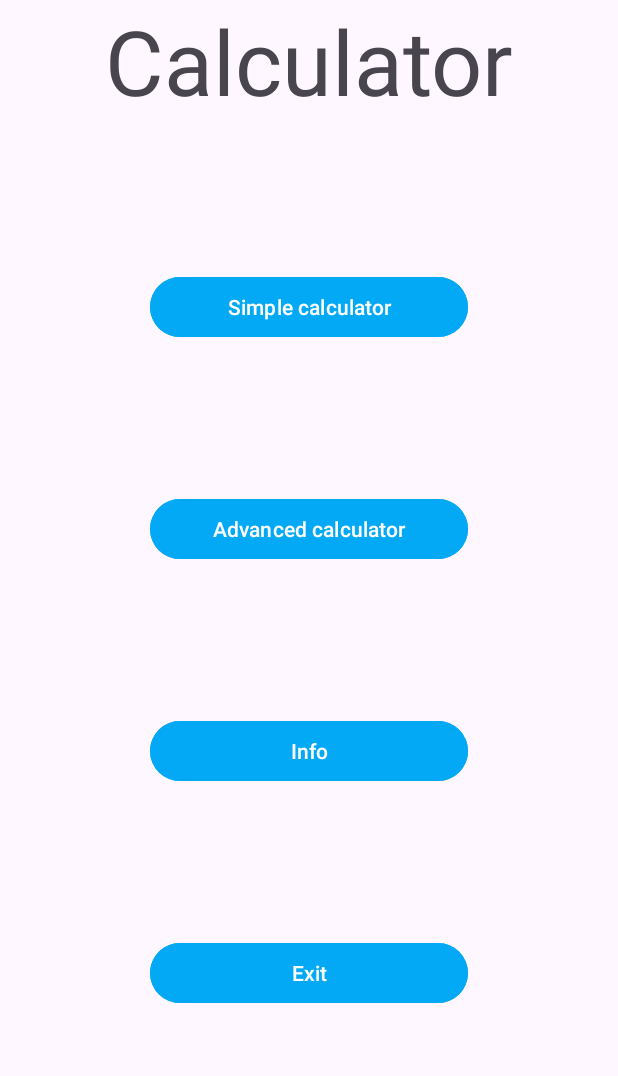
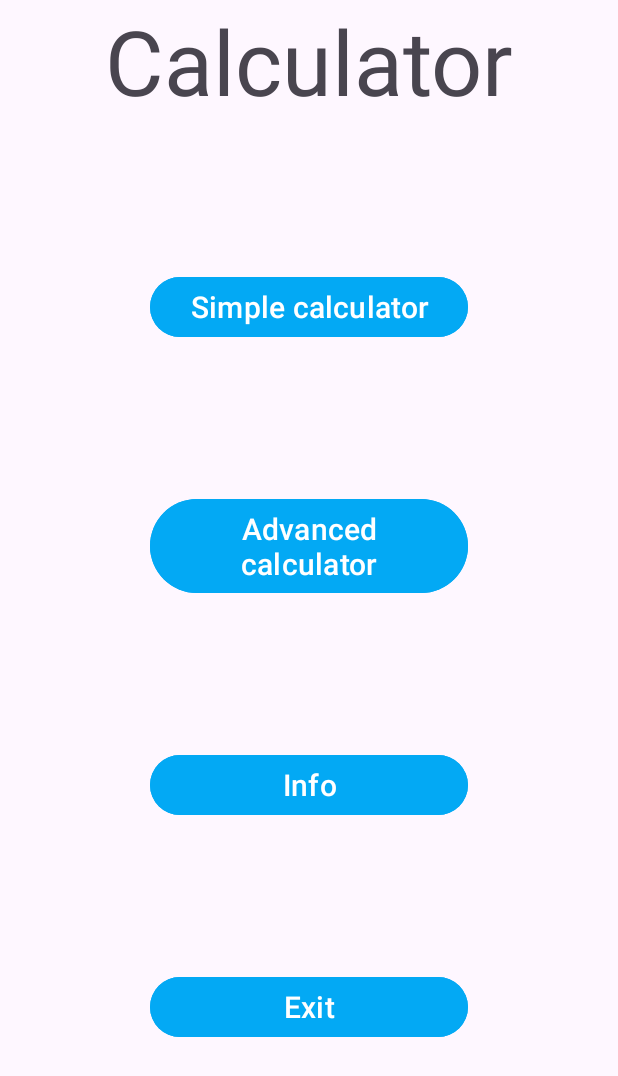
Before and after one commit to b4rtm/calculator-mobile-app, an Android app: the screen it shows after launch (MainActivity), on a phone screen of 412 x 824 dp. Shown: the top 1076 px of the screen. Run offline under Robolectric (Android 15) with nearby library versions, the phone set to English and light mode, and no system bars.

Commit message:
final version

```diff
--- a/app/src/main/java/com/example/calculator/AdvancedCalculatorActivity.kt
+++ b/app/src/main/java/com/example/calculator/AdvancedCalculatorActivity.kt
@@ -19,7 +19,6 @@ class AdvancedCalculatorActivity : AppCompatActivity() {
 
     override fun onCreate(savedInstanceState: Bundle?) {
         super.onCreate(savedInstanceState)
-        enableEdgeToEdge()
         setContentView(R.layout.activity_advanced_calculator)
         displayTextView = findViewById(R.id.displayTextView)
         resultTextView = findViewById(R.id.resultTextView)
@@ -89,7 +88,7 @@ class AdvancedCalculatorActivity : AppCompatActivity() {
                 resultTextView.text = result.toInt().toString()
             } else {
                 if (result.toString().length > 12)
-                    resultTextView.text = result.toString().substring(0, 12)
+                    resultTextView.text = result.toString().substring(0, 11)
                 else
                     resultTextView.text = result.toString()
             }
--- a/app/src/main/java/com/example/calculator/MainActivity.kt
+++ b/app/src/main/java/com/example/calculator/MainActivity.kt
@@ -8,6 +8,7 @@ import androidx.activity.enableEdgeToEdge
 import androidx.appcompat.app.AppCompatActivity
 import androidx.core.view.ViewCompat
 import androidx.core.view.WindowInsetsCompat
+import kotlin.system.exitProcess
 
 class MainActivity : AppCompatActivity() {
     override fun onCreate(savedInstanceState: Bundle?) {
@@ -33,6 +34,7 @@ class MainActivity : AppCompatActivity() {
 
     fun goToExit(view: View){
         finishAffinity()
+        exitProcess(0)
     }
 
 
--- a/app/src/main/res/layout/activity_advanced_calculator.xml
+++ b/app/src/main/res/layout/activity_advanced_calculator.xml
@@ -146,7 +146,7 @@
                 android:layout_weight="1"
                 android:backgroundTint="#838181"
                 android:onClick="backspaceAction"
-                android:text="bksp"
+                android:text="bkp"
                 android:textSize="@dimen/button_font" />
 
             <Button
--- a/app/src/main/res/layout/activity_main.xml
+++ b/app/src/main/res/layout/activity_main.xml
@@ -1,6 +1,5 @@
 <?xml version="1.0" encoding="utf-8"?>
 <LinearLayout xmlns:android="http://schemas.android.com/apk/res/android"
-    xmlns:app="http://schemas.android.com/apk/res-auto"
     xmlns:tools="http://schemas.android.com/tools"
     android:id="@+id/main"
     android:layout_width="match_parent"
@@ -21,11 +20,12 @@
         android:layout_width="match_parent"
         android:layout_height="wrap_content"
         android:layout_marginStart="100dp"
+        android:layout_marginTop="@dimen/margin"
         android:layout_marginEnd="100dp"
         android:backgroundTint="#03A9F4"
         android:onClick="goToSimpleCalculator"
-        android:layout_marginTop="@dimen/margin"
-        android:text="Simple calculator"/>
+        android:text="Simple calculator"
+        android:textSize="@dimen/button_font" />
 
     <Button
         android:id="@+id/advancedButton"
@@ -36,7 +36,8 @@
         android:backgroundTint="#03A9F4"
         android:layout_marginTop="@dimen/margin"
         android:onClick="goToAdvancedCalculator"
-        android:text="Advanced calculator"/>
+        android:text="Advanced calculator"
+        android:textSize="@dimen/button_font" />
 
     <Button
         android:id="@+id/infoButton"
@@ -47,7 +48,8 @@
         android:backgroundTint="#03A9F4"
         android:layout_marginTop="@dimen/margin"
         android:onClick="goToInfo"
-        android:text="Info" />
+        android:text="Info"
+        android:textSize="@dimen/button_font" />
 
     <Button
         android:id="@+id/exitButton"
@@ -58,6 +60,7 @@
         android:backgroundTint="#03A9F4"
         android:layout_marginTop="@dimen/margin"
         android:onClick="goToExit"
-        android:text="Exit" />
+        android:text="Exit"
+        android:textSize="@dimen/button_font" />
 
 </LinearLayout>
--- a/app/src/main/res/layout/activity_simple_calculator.xml
+++ b/app/src/main/res/layout/activity_simple_calculator.xml
@@ -62,7 +62,7 @@
                 android:layout_weight="1"
                 android:backgroundTint="#838181"
                 android:onClick="backspaceAction"
-                android:text="bksp"
+                android:text="bkp"
                 android:textSize="@dimen/button_font" />
 
             <Button
--- a/app/src/main/res/values-land/dimens.xml
+++ b/app/src/main/res/values-land/dimens.xml
@@ -3,4 +3,6 @@
     <dimen name="display_font">35sp</dimen>
     <dimen name="result_font">40sp</dimen>
     <dimen name="button_font">11sp</dimen>
+    <dimen name="margin">15dp</dimen>
+    <dimen name="info_font">20sp</dimen>
 </resources>
--- a/app/src/main/res/values-sw600dp-land/dimens.xml
+++ b/app/src/main/res/values-sw600dp-land/dimens.xml
@@ -4,5 +4,6 @@
     <dimen name="result_font">105sp</dimen>
     <dimen name="button_font">40sp</dimen>
     <dimen name="main_font">80sp</dimen>
-    <dimen name="margin">110dp</dimen>
+    <dimen name="margin">80dp</dimen>
+    <dimen name="info_font">45sp</dimen>
 </resources>
--- a/app/src/main/res/values-sw600dp/dimens.xml
+++ b/app/src/main/res/values-sw600dp/dimens.xml
@@ -5,4 +5,5 @@
     <dimen name="button_font">40sp</dimen>
     <dimen name="main_font">80sp</dimen>
     <dimen name="margin">180dp</dimen>
+    <dimen name="info_font">45sp</dimen>
 </resources>
--- a/app/src/main/res/values/dimens.xml
+++ b/app/src/main/res/values/dimens.xml
@@ -1,8 +1,9 @@
 <?xml version="1.0" encoding="utf-8"?>
 <resources>
     <dimen name="display_font">55sp</dimen>
-    <dimen name="result_font">90sp</dimen>
+    <dimen name="result_font">60sp</dimen>
     <dimen name="button_font">20sp</dimen>
     <dimen name="main_font">60sp</dimen>
     <dimen name="margin">100dp</dimen>
+    <dimen name="info_font">25sp</dimen>
 </resources>
```
Also changed, not shown: app/src/main/java/com/example/calculator/SimpleCalculatorActivity.kt (+6 -7 lines), app/src/main/res/layout/activity_info.xml (+5 -6 lines).
